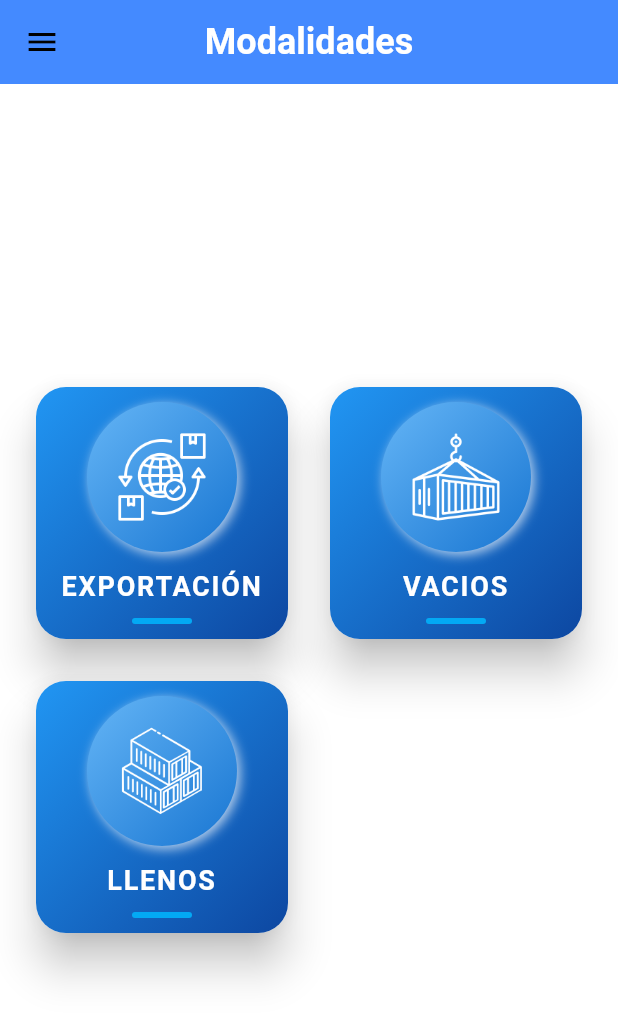
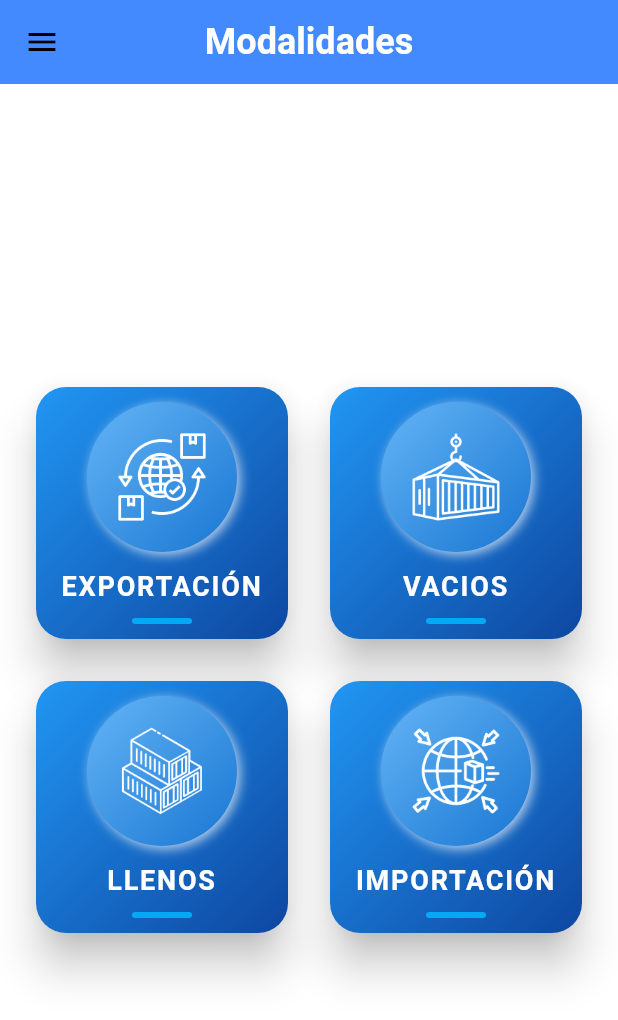
Before and after one commit to SerpomarDev/App-Cliente-Web, a Flutter app: the HomePage screen opened by its route, on a phone screen of 412 x 824 dp. Shown: the top 1020 px of the screen. Run offline on Flutter 3.47's test engine with Material 3 defaults, Android fonts, the phone set to English and light mode, and no system bars; our stand-ins replace dio, file_picker, firebase_core, firebase_storage, fl_chart, flutter_image_slideshow and 12 more; missing offline and left inert: flutter_phone_direct_caller, flutter_polyline_points, webview_flutter_web; accounts and stored records are empty.

Commit message:
importa fix

```diff
--- a/lib/src/environment/environment.dart
+++ b/lib/src/environment/environment.dart
@@ -1,7 +1,7 @@
 class Enviroment {
 
-  static const String API_URL = "https://apirest-web-version.onrender.com/";
-  static const String API_URL_OLD  = "apirest-web-version.onrender.com";
+  static const String API_URL = "https://apirest-web-version-h08i.onrender.com/";
+  static const String API_URL_OLD  = "apirest-web-version-h08i.onrender.com";
 
 
   static const String API_KEY_MAPS  = "AIzaSyDem4aCxEGa2fYzDujN3vkdqSXtuif-Us0";
--- a/lib/src/pages/home/home_page.dart
+++ b/lib/src/pages/home/home_page.dart
@@ -9,6 +9,8 @@ import 'package:serpomar_client/src/pages/looker/lookers/looker1/looker1_page.da
 import 'package:serpomar_client/src/pages/looker/lookers/looker2/looker2_page.dart';
 import 'package:serpomar_client/src/pages/looker/lookers/looker3/looker3_page.dart';
 import 'package:serpomar_client/src/utils/AppDrawer.dart';
+
+import '../looker/lookers/looker4/looker4_page.dart';
 
 class HomePage extends StatelessWidget {
   final HomeController con = Get.put(HomeController());
@@ -88,6 +90,12 @@ class HomePage extends StatelessWidget {
                     title: "LLENOS",
                     onTap: () => Get.to(() => Looker3Page()),
                     imagePath: "assets/img/llenos.png",
+                  ),
+                  _buildGridTile(
+                    context,
+                    title: "IMPORTACIÓN",
+                    onTap: () => Get.to(() => Looker4Page()),
+                    imagePath: "assets/img/importacion.png",
                   ),
                   // _buildGridTile(
                   //   context,
```
